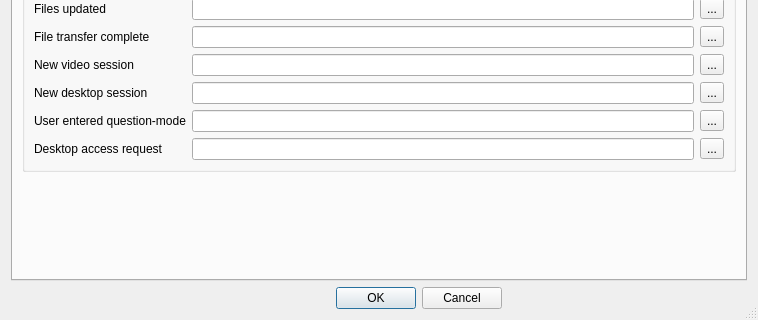
Before: the Qt Designer form Client/qtTeamTalk/preferences.ui in BearWare/TeamTalk5, drawn with Qt 5; both pictures show x 0 to 758 and y 301 to 621 of the 758 by 621 pixel window.
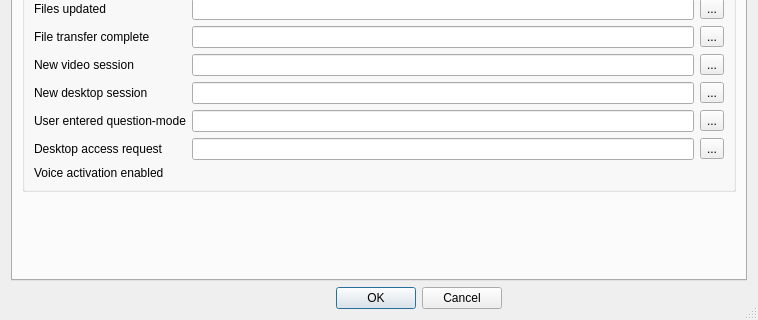
After: the same form once the commit is applied. The open tabs and pages were chosen to show the change. Icons and pictures are not drawn.

Commit message: Add option to personalize voice activation sound

```diff
--- a/Client/qtTeamTalk/preferences.ui
+++ b/Client/qtTeamTalk/preferences.ui
@@ -1184,6 +1184,16 @@
               </property>
              </widget>
             </item>
+            <item row="17" column="0">
+             <widget class="QLabel" name="label_977">
+              <property name="text">
+               <string>Voice activation enabled</string>
+              </property>
+              <property name="buddy">
+               <cstring>voiceactonEdit</cstring>
+              </property>
+             </widget>
+            </item>
             <item row="5" column="0">
              <widget class="QLabel" name="label_36">
               <property name="text">
```
